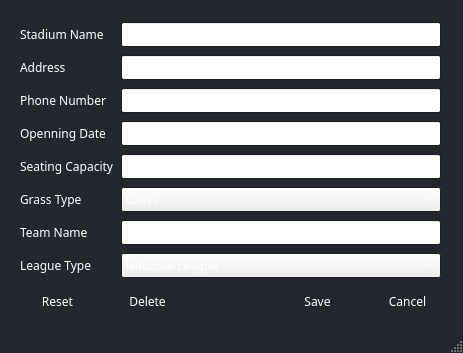
Above: src/CS1D-TMOTTBG/admineditselectedoutputlist.ui from cydiasa/CS1D-TMOTTBG before the change. Below: the same form after it.
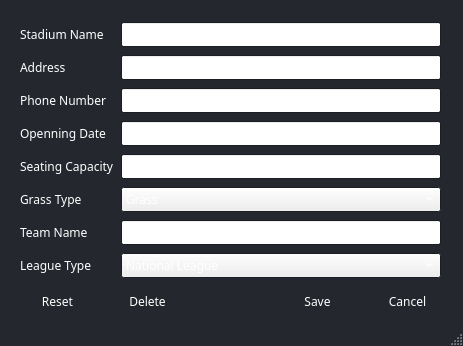
That is the form after the change.

Patch:
```diff
--- a/src/CS1D-TMOTTBG/admineditselectedoutputlist.ui
+++ b/src/CS1D-TMOTTBG/admineditselectedoutputlist.ui
@@ -7,7 +7,7 @@
     <x>0</x>
     <y>0</y>
     <width>463</width>
-    <height>353</height>
+    <height>346</height>
    </rect>
   </property>
   <property name="palette">
```
Left out of the diff: 4 changed lines with no effect on the pictures.
